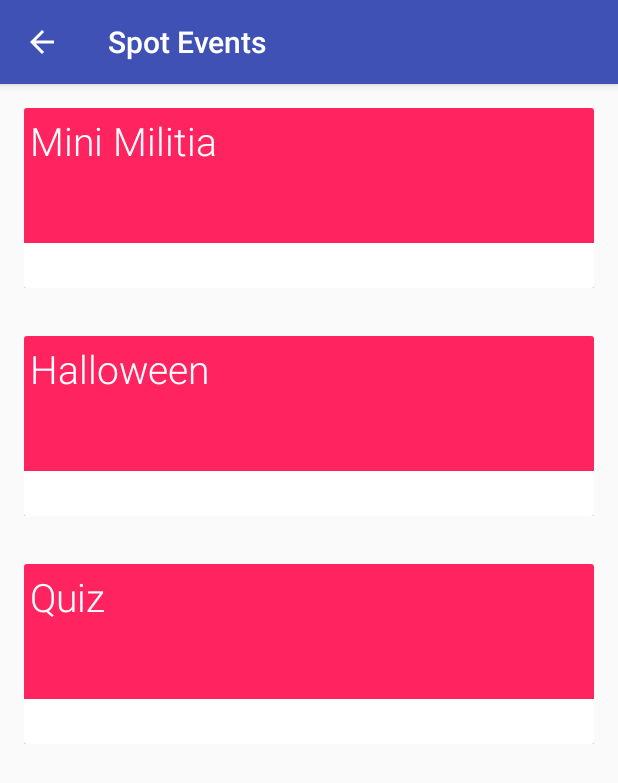
After one commit to Sarathisme/Cursors2k17, an Android app: the SpotEvents screen opened directly, with no data from a screen before it, on a phone screen of 412 x 824 dp. The commit adds this screen. Shown: the top 783 px of the screen. Run offline under Robolectric (Android 15) with nearby library versions, the light colour scheme and no system bars.

Commit message:
More Events Added

```diff
--- /dev/null
+++ b/app/src/main/java/com/example/sarath/cursors2k17/SpotEvents.java
@@ -0,0 +1,24 @@
+package com.example.sarath.cursors2k17;
+
+import android.support.v7.app.AppCompatActivity;
+import android.os.Bundle;
+import android.widget.ListView;
+
+import java.util.ArrayList;
+
+public class SpotEvents extends AppCompatActivity {
+
+    @Override
+    protected void onCreate(Bundle savedInstanceState) {
+        super.onCreate(savedInstanceState);
+        setContentView(R.layout.list_view);
+
+        ArrayList<Data> list =new ArrayList<Data>();
+        list.add(new Data("Mini Militia"));
+        list.add(new Data("Halloween"));
+        list.add(new Data("Quiz"));
+        DisplayAdapter adapter = new DisplayAdapter(this,list);
+        ListView listView = (ListView)findViewById(R.id.list);
+        listView.setAdapter(adapter);
+    }
+}
--- a/app/src/main/res/layout/content_scrolling.xml
+++ b/app/src/main/res/layout/content_scrolling.xml
@@ -151,6 +151,7 @@
 
                 <android.support.v7.widget.CardView
                     android:layout_width="40dp"
+                    android:id="@+id/mainevents"
                     android:layout_marginLeft="10dp"
                     android:layout_height="180dp">
 
@@ -305,7 +306,7 @@
 
                 <android.support.v7.widget.CardView
                     android:layout_width="40dp"
-                    android:id="@+id/competition"
+                    android:id="@+id/spotevents"
                     android:layout_marginLeft="10dp"
                     android:layout_height="180dp">
 
@@ -460,6 +461,7 @@
 
                 <android.support.v7.widget.CardView
                     android:layout_width="40dp"
+                    android:id="@+id/competition"
                     android:layout_marginLeft="10dp"
                     android:layout_height="180dp">
 
--- a/app/src/main/res/layout/list_view.xml
+++ b/app/src/main/res/layout/list_view.xml
@@ -4,7 +4,8 @@
     android:layout_width="match_parent"
     android:layout_height="match_parent"
     android:orientation="vertical"
-    android:drawSelectorOnTop="false">
+    android:drawSelectorOnTop="false"
+    android:divider="@null">
 
 
 </ListView>
```
Also changed, not shown: app/src/main/AndroidManifest.xml (+10 -2 lines), app/src/main/java/com/example/sarath/cursors2k17/Competition.java (renamed from app/src/main/java/com/example/sarath/cursors2k17/Display.java, +4 -4 lines), app/src/main/java/com/example/sarath/cursors2k17/MainEvents.java (added, +24 -0 lines), app/src/main/java/com/example/sarath/cursors2k17/ScrollingActivity.java (+19 -2 lines).
